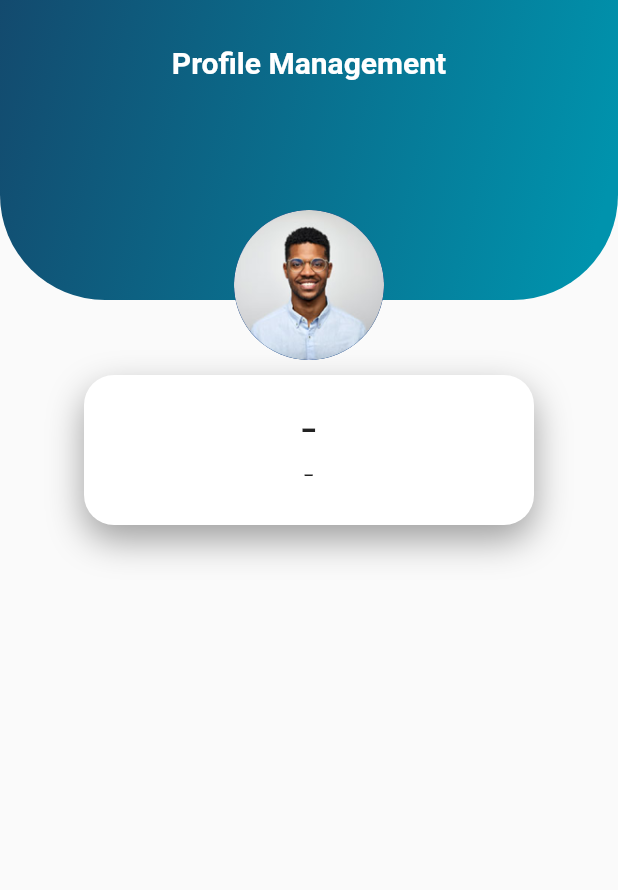
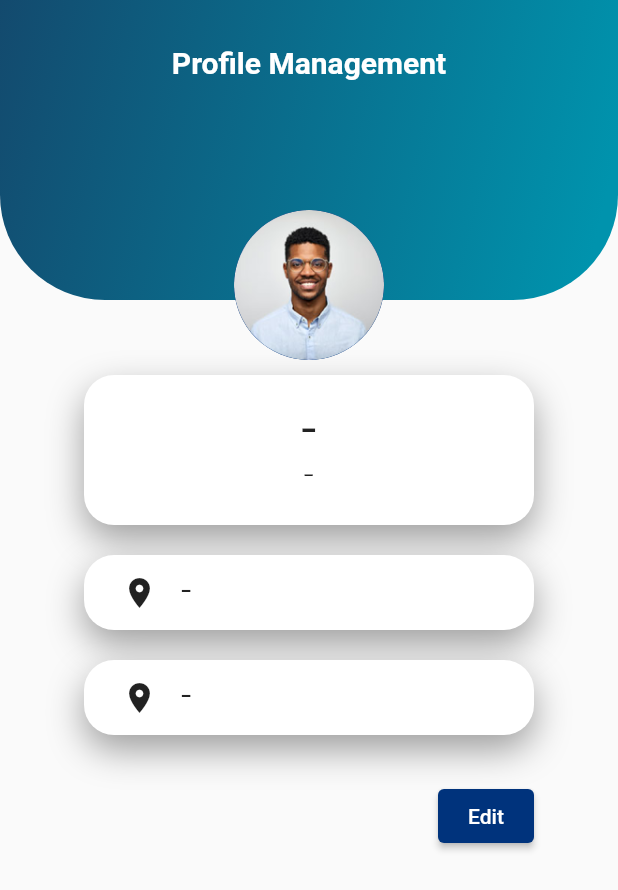
Before and after one commit to rian0502/mypeltar, a Flutter app: the Profile screen opened directly, on a phone screen of 412 x 824 dp. Shown: the top 890 px of the screen. Run offline on Flutter 3.47's test engine with Material 2 defaults, Android fonts, the phone set to English and light mode, and no system bars; our stand-ins replace animated_bottom_navigation_bar, carousel_slider, dio, go_router, google_fonts, image_picker and 1 more; missing offline and left inert: qr_code_scanner; accounts and stored records are empty.

Commit message:
memperbaiki view profile dan menambahkan tombol edit

```diff
--- a/lib/main.dart
+++ b/lib/main.dart
@@ -1,9 +1,8 @@
 import 'package:flutter/material.dart';
+import 'package:provider/provider.dart';
 import 'package:mypeltar/mypeltar_theme.dart';
 import 'package:mypeltar/routes/app_route.dart';
-import 'package:mypeltar/services/dropdown_service.dart';
 import 'package:mypeltar/state_management/app_state.dart';
-import 'package:provider/provider.dart';
 import 'package:shared_preferences/shared_preferences.dart';
 
 void main() async {
--- a/lib/screens/tabs/profile.dart
+++ b/lib/screens/tabs/profile.dart
@@ -11,13 +11,17 @@ class Profile extends StatefulWidget {
 class _ProfileState extends State<Profile> {
   String? nama;
   String? email;
+  String? satker;
+  String? subsatker;
 
   @override
   void initState() {
-    SharedPreferences.getInstance().then((value){
+    SharedPreferences.getInstance().then((value) {
       setState(() {
         nama = value.getString('nama')!;
         email = value.getString('email')!;
+        satker = value.getString('satker')!;
+        subsatker = value.getString('subsatker')!;
       });
     });
     super.initState();
@@ -113,6 +117,97 @@ class _ProfileState extends State<Profile> {
                       ],
                     ),
                   ),
+                ),
+                const SizedBox(
+                  height: 20,
+                ),
+                Container(
+                  height: 50,
+                  width: 300,
+                  padding: const EdgeInsets.all(10),
+                  decoration: BoxDecoration(
+                    color: Colors.white,
+                    borderRadius: BorderRadius.circular(20),
+                    boxShadow: const [
+                      BoxShadow(
+                        color: Colors.grey,
+                        blurRadius: 20,
+                        offset: Offset(0, 10),
+                      ),
+                    ],
+                  ),
+                  child: Center(
+                    child: Row(
+                      children: [
+                        const SizedBox(
+                          width: 15,
+                        ),
+                        const Icon(Icons.location_on),
+                        const SizedBox(
+                          width: 15,
+                        ),
+                        Text(
+                          satker ?? '-',
+                          style: GoogleFonts.poppins(
+                            fontSize: 14,
+                            fontWeight: FontWeight.w500,
+                          ),
+                        ),
+                      ],
+                    ),
+                  ),
+                ),
+                const SizedBox(
+                  height: 20,
+                ),
+                Container(
+                  height: 50,
+                  width: 300,
+                  padding: const EdgeInsets.all(10),
+                  decoration: BoxDecoration(
+                    color: Colors.white,
+                    borderRadius: BorderRadius.circular(20),
+                    boxShadow: const [
+                      BoxShadow(
+                        color: Colors.grey,
+                        blurRadius: 20,
+                        offset: Offset(0, 10),
+                      ),
+                    ],
+                  ),
+                  child: Center(
+                    child: Row(
+                      children: [
+                        const SizedBox(
+                          width: 15,
+                        ),
+                        const Icon(Icons.location_on),
+                        const SizedBox(
+                          width: 15,
+                        ),
+                        Text(
+                          subsatker ?? '-',
+                          style: GoogleFonts.poppins(
+                            fontSize: 14,
+                            fontWeight: FontWeight.w500,
+                          ),
+                        ),
+                      ],
+                    ),
+                  ),
+                ),
+                const SizedBox(
+                  height: 20,
+                ),
+                Row(
+                  mainAxisAlignment: MainAxisAlignment.end,
+                  children: [
+                    Padding(
+                      padding: const EdgeInsets.only(right: 40, top: 10),
+                      child: ElevatedButton(
+                          onPressed: () {}, child: const Text('Edit')),
+                    ),
+                  ],
                 )
               ],
             ),
```
